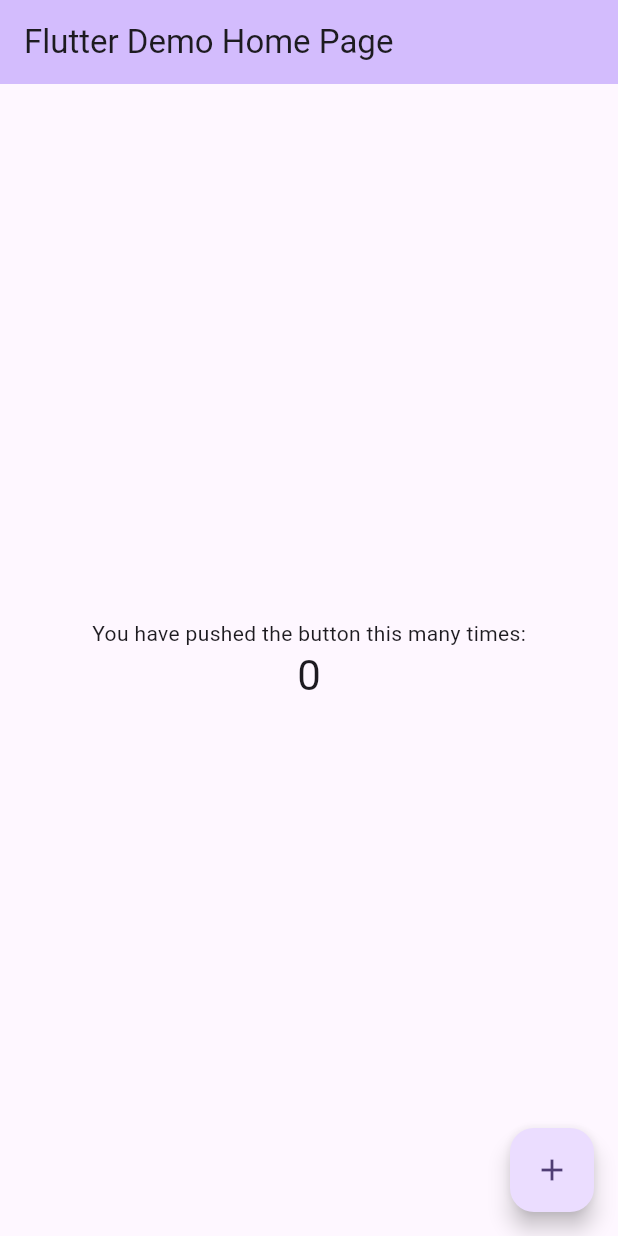
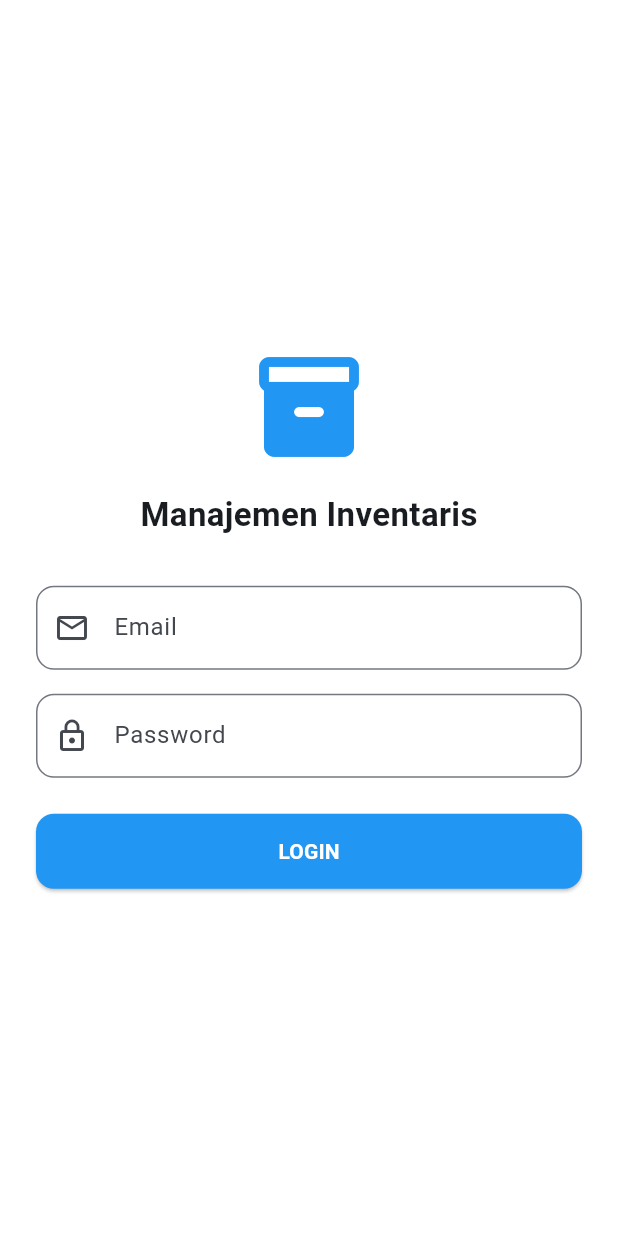
Before and after one commit to fahlan-ap/report-tools_dk, a Flutter app: the screen it shows after launch, on a phone screen of 412 x 824 dp. Run offline on Flutter 3.47's test engine with Material 3 defaults, Android fonts, the phone set to English and light mode, and no system bars; our stand-ins replace get, supabase_flutter; accounts and stored records are empty.

Commit message:
initiation update

```diff
--- /dev/null
+++ b/report_tools/devtools_options.yaml
@@ -0,0 +1,3 @@
+description: This file stores settings for Dart & Flutter DevTools.
+documentation: https://docs.flutter.dev/tools/devtools/extensions#configure-extension-enablement-states
+extensions:
--- /dev/null
+++ b/report_tools/lib/login.dart
@@ -0,0 +1,75 @@
+import 'package:flutter/material.dart';
+import 'package:get/get.dart';
+import 'controllers/auth_controller.dart';
+
+class LoginPage extends StatelessWidget {
+  const LoginPage({super.key});
+
+  @override
+  Widget build(BuildContext context) {
+    final authC = Get.find<AuthController>();
+
+    final emailController = TextEditingController();
+    final passwordController = TextEditingController();
+
+    return Scaffold(
+      backgroundColor: Colors.white,
+      body: Center(
+        child: SingleChildScrollView(
+          padding: const EdgeInsets.all(24.0),
+          child: Column(
+            mainAxisAlignment: MainAxisAlignment.center,
+            children: [
+              const Icon(Icons.inventory_2_rounded, size: 80, color: Colors.blue),
+              const SizedBox(height: 16),
+              const Text(
+                "Manajemen Inventaris",
+                style: TextStyle(fontSize: 22, fontWeight: FontWeight.bold),
+              ),
+              const SizedBox(height: 32),
+              TextField(
+                controller: emailController,
+                decoration: InputDecoration(
+                  labelText: "Email",
+                  border: OutlineInputBorder(borderRadius: BorderRadius.circular(12)),
+                  prefixIcon: const Icon(Icons.email_outlined),
+                ),
+              ),
+              const SizedBox(height: 16),
+              TextField(
+                controller: passwordController,
+                obscureText: true,
+                decoration: InputDecoration(
+                  labelText: "Password",
+                  border: OutlineInputBorder(borderRadius: BorderRadius.circular(12)),
+                  prefixIcon: const Icon(Icons.lock_outline),
+                ),
+              ),
+              const SizedBox(height: 24),
+              Obx(() => SizedBox(
+                    width: double.infinity,
+                    height: 50,
+                    child: ElevatedButton(
+                      style: ElevatedButton.styleFrom(
+                        backgroundColor: Colors.blue,
+                        foregroundColor: Colors.white,
+                        shape: RoundedRectangleBorder(borderRadius: BorderRadius.circular(12)),
+                      ),
+                      onPressed: authC.isLoading.value
+                          ? null
+                          : () => authC.login(
+                                emailController.text.trim(),
+                                passwordController.text.trim(),
+                              ),
+                      child: authC.isLoading.value
+                          ? const CircularProgressIndicator(color: Colors.white)
+                          : const Text("LOGIN", style: TextStyle(fontWeight: FontWeight.bold)),
+                    ),
+                  )),
+            ],
+          ),
+        ),
+      ),
+    );
+  }
+}
--- a/report_tools/lib/main.dart
+++ b/report_tools/lib/main.dart
@@ -1,122 +1,102 @@
 import 'package:flutter/material.dart';
+import 'package:get/get.dart';
+import 'package:supabase_flutter/supabase_flutter.dart';
+import 'package:intl/date_symbol_data_local.dart';
 
-void main() {
+// Import File Controller
+import 'controllers/auth_controller.dart';
+
+// Import File UI (Pastikan path dan nama class sesuai dengan file Anda)
+import 'login.dart';
+import 'admin_access/admin_dash.dart';
+import 'user_access/user_dash.dart';
+
+void main() async {
+  WidgetsFlutterBinding.ensureInitialized();
+
+  // 1. Inisialisasi Supabase
+  await Supabase.initialize(
+    url: 'https://zbpinxcbfodtmgwmhfzv.supabase.co',
+    anonKey: 'eyJhbGciOiJIUzI1NiIsInR5cCI6IkpXVCJ9.eyJpc3MiOiJzdXBhYmFzZSIsInJlZiI6InpicGlueGNiZm9kdG1nd21oZnp2Iiwicm9sZSI6ImFub24iLCJpYXQiOjE3NzExODYyNjYsImV4cCI6MjA4Njc2MjI2Nn0.v1nOytsxVu6DrckivhQ8Rqq0NTuDz1bWF4Rpqeh_OT0',
+  );
+
+  // 2. Inisialisasi format waktu lokal Indonesia
+  await initializeDateFormatting('id_ID', null);
+
   runApp(const MyApp());
 }
 
 class MyApp extends StatelessWidget {
   const MyApp({super.key});
 
-  // This widget is the root of your application.
   @override
   Widget build(BuildContext context) {
-    return MaterialApp(
-      title: 'Flutter Demo',
+    return GetMaterialApp(
+      title: 'Inventaris App',
+      debugShowCheckedModeBanner: false,
       theme: ThemeData(
-        // This is the theme of your application.
-        //
-        // TRY THIS: Try running your application with "flutter run". You'll see
-        // the application has a purple toolbar. Then, without quitting the app,
-        // try changing the seedColor in the colorScheme below to Colors.green
-        // and then invoke "hot reload" (save your changes or press the "hot
-        // reload" button in a Flutter-supported IDE, or press "r" if you used
-        // the command line to start the app).
-        //
-        // Notice that the counter didn't reset back to zero; the application
-        // state is not lost during the reload. To reset the state, use hot
-        // restart instead.
-        //
-        // This works for code too, not just values: Most code changes can be
-        // tested with just a hot reload.
-        colorScheme: ColorScheme.fromSeed(seedColor: Colors.deepPurple),
+        colorScheme: ColorScheme.fromSeed(seedColor: Colors.blue),
+        useMaterial3: true,
       ),
-      home: const MyHomePage(title: 'Flutter Demo Home Page'),
+      // Mendaftarkan Controller secara Global agar bisa diakses Get.find()
+      initialBinding: BindingsBuilder(() {
+        Get.put(AuthController(), permanent: true);
+      }),
+      // Jika ada session aktif, langsung ke RootPage untuk cek role, jika tidak ke Login
+      initialRoute: Supabase.instance.client.auth.currentSession == null ? '/login' : '/',
+      getPages: [
+        GetPage(name: '/login', page: () => const LoginPage()),
+        GetPage(name: '/', page: () => const RootPage()),
+        GetPage(name: '/admin-dashboard', page: () => const AdminDash()),
+        GetPage(name: '/user-peminjaman', page: () => const UserDash()),
+      ],
     );
   }
 }
 
-class MyHomePage extends StatefulWidget {
-  const MyHomePage({super.key, required this.title});
-
-  // This widget is the home page of your application. It is stateful, meaning
-  // that it has a State object (defined below) that contains fields that affect
-  // how it looks.
-
-  // This class is the configuration for the state. It holds the values (in this
-  // case the title) provided by the parent (in this case the App widget) and
-  // used by the build method of the State. Fields in a Widget subclass are
-  // always marked "final".
-
-  final String title;
-
-  @override
-  State<MyHomePage> createState() => _MyHomePageState();
-}
-
-class _MyHomePageState extends State<MyHomePage> {
-  int _counter = 0;
-
-  void _incrementCounter() {
-    setState(() {
-      // This call to setState tells the Flutter framework that something has
-      // changed in this State, which causes it to rerun the build method below
-      // so that the display can reflect the updated values. If we changed
-      // _counter without calling setState(), then the build method would not be
-      // called again, and so nothing would appear to happen.
-      _counter++;
-    });
-  }
+/// Widget Penentu: Membaca Role dari Database dan Mengarahkan ke UI yang sesuai
+class RootPage extends StatelessWidget {
+  const RootPage({super.key});
 
   @override
   Widget build(BuildContext context) {
-    // This method is rerun every time setState is called, for instance as done
-    // by the _incrementCounter method above.
-    //
-    // The Flutter framework has been optimized to make rerunning build methods
-    // fast, so that you can just rebuild anything that needs updating rather
-    // than having to individually change instances of widgets.
-    return Scaffold(
-      appBar: AppBar(
-        // TRY THIS: Try changing the color here to a specific color (to
-        // Colors.amber, perhaps?) and trigger a hot reload to see the AppBar
-        // change color while the other colors stay the same.
-        backgroundColor: Theme.of(context).colorScheme.inversePrimary,
-        // Here we take the value from the MyHomePage object that was created by
-        // the App.build method, and use it to set our appbar title.
-        title: Text(widget.title),
-      ),
-      body: Center(
-        // Center is a layout widget. It takes a single child and positions it
-        // in the middle of the parent.
-        child: Column(
-          // Column is also a layout widget. It takes a list of children and
-          // arranges them vertically. By default, it sizes itself to fit its
-          // children horizontally, and tries to be as tall as its parent.
-          //
-          // Column has various properties to control how it sizes itself and
-          // how it positions its children. Here we use mainAxisAlignment to
-          // center the children vertically; the main axis here is the vertical
-          // axis because Columns are vertical (the cross axis would be
-          // horizontal).
-          //
-          // TRY THIS: Invoke "debug painting" (choose the "Toggle Debug Paint"
-          // action in the IDE, or press "p" in the console), to see the
-          // wireframe for each widget.
-          mainAxisAlignment: MainAxisAlignment.center,
-          children: <Widget>[
-            const Text('You have pushed the button this many times:'),
-            Text(
-              '$_counter',
-              style: Theme.of(context).textTheme.headlineMedium,
-            ),
-          ],
-        ),
-      ),
-      floatingActionButton: FloatingActionButton(
-        onPressed: _incrementCounter,
-        tooltip: 'Increment',
-        child: const Icon(Icons.add),
-      ), // This trailing comma makes auto-formatting nicer for build methods.
+    final supabase = Supabase.instance.client;
+    final user = supabase.auth.currentUser;
+
+    // Jika user tidak sengaja masuk ke sini tanpa login
+    if (user == null) {
+      return const LoginPage();
+    }
+
+    return FutureBuilder(
+      // Mengambil data role berdasarkan ID user yang sedang login
+      future: supabase.from('profiles').select().eq('id', user.id).single(),
+      builder: (context, snapshot) {
+        // Tampilkan loading saat proses fetch data ke Supabase
+        if (snapshot.connectionState == ConnectionState.waiting) {
+          return const Scaffold(
+            body: Center(child: CircularProgressIndicator()),
+          );
+        }
+
+        // Jika terjadi error (misal data di tabel profiles tidak ada)
+        if (snapshot.hasError || !snapshot.hasData) {
+          return const LoginPage();
+        }
+
+        // Ambil string role dari database
+        final String role = snapshot.data!['role'];
+
+        // INTEGRASI: Mengembalikan Class UI yang sesuai dengan Role
+        if (role == 'admin') {
+          return const AdminDash(); // Class dari admin_dash.dart
+        } else if (role == 'karyawan') {
+          return const UserDash(); // Class dari user_dash.dart
+        } else {
+          // Jika role tidak dikenal, paksa ke login
+          return const LoginPage();
+        }
+      },
     );
   }
 }
--- a/report_tools/pubspec.yaml
+++ b/report_tools/pubspec.yaml
@@ -40,7 +40,7 @@ dependencies:
   image_picker: ^1.2.1
   flutter_image_compress: ^2.4.0
   multi_select_flutter: ^4.1.3
-  form_builder_validators: ^11.3.0
+  form_builder_validators: ^11.2.0
   intl: ^0.20.2
   cached_network_image: ^3.4.1
   flutter_spinkit: ^5.2.2
```
Also changed, not shown: report_tools/lib/admin_access/admin_dash.dart (added, +53 -0 lines), report_tools/lib/controllers/auth_controller.dart (added, +54 -0 lines), report_tools/lib/user_access/user_dash.dart (added, +55 -0 lines), report_tools/pubspec.lock, 5 other files.
